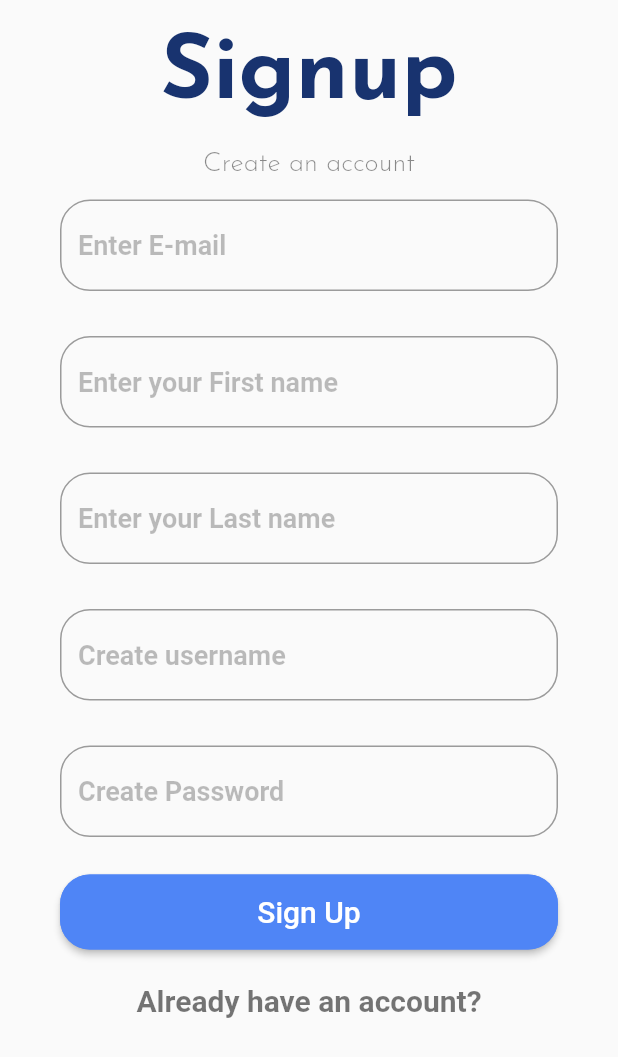
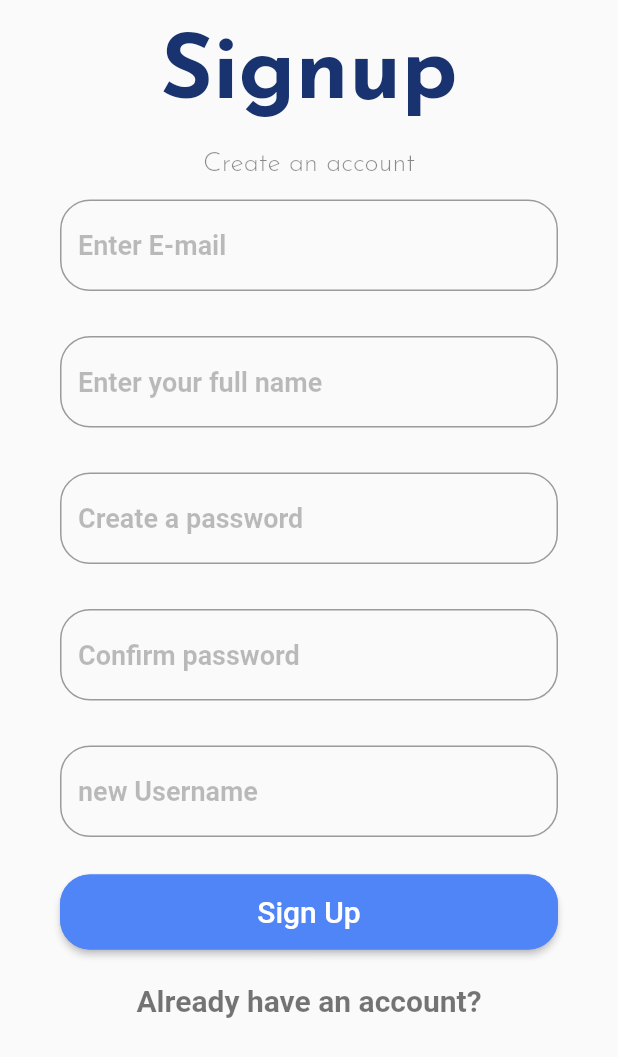
Before and after one commit to qamarbek0120/BlogBoss, a Flutter app: the RegistrationScreen screen opened by its route, on a phone screen of 412 x 824 dp. Shown: the top 1057 px of the screen. Run offline on Flutter 3.47's test engine with Material 2 defaults, Android fonts, the phone set to English and light mode, and no system bars; our stand-ins replace bootstrap_icons, font_awesome_flutter, google_fonts, google_nav_bar, rive and 1 more; missing offline and left inert: dart:ffi; accounts and stored records are empty; network calls fail.

Commit message:
I have added Rest API to Login and Sign up pages. user is able to log in but right now he cant sign up( still has some bug and problems)

```diff
--- /dev/null
+++ b/lib/components/new_user.dart
@@ -0,0 +1,22 @@
+class User {
+  String fullName;
+  String email;
+  String password;
+  String confirmPassword;
+  String newUsername;
+
+  User(
+      {required this.fullName,
+        required this.email,
+        required this.password,
+        required this.confirmPassword,
+        required this.newUsername});
+
+  Map<String, dynamic> toJson() => {
+    'full_name': fullName,
+    'email': email,
+    'password': password,
+    'confirmPassword': confirmPassword,
+    'username': newUsername
+  };
+}
--- /dev/null
+++ b/lib/components/user.dart
@@ -0,0 +1,18 @@
+class User {
+  String usernameOrEmail;
+  String password;
+
+  User({required this.usernameOrEmail, required this.password});
+
+  factory User.fromJson(Map<String, dynamic> json) {
+    return User(
+      usernameOrEmail: json['usernameOrEmail'],
+      password: json['password'],
+    );
+  }
+
+  Map<String, dynamic> toJson() => {
+    'usernameOrEmail': usernameOrEmail,
+    'password': password,
+  };
+}
--- a/lib/screens/components/registration_form.dart
+++ b/lib/screens/components/registration_form.dart
@@ -1,6 +1,7 @@
 import 'package:flutter/material.dart';
 import 'package:boss_blog/constants.dart';
 import 'package:boss_blog/screens/registration_screen.dart';
+import 'package:boss_blog/components/user.dart';
 
 class registration_form extends StatelessWidget {
   registration_form({required this.mainTitle, required this.reference});
@@ -31,14 +32,16 @@ class registration_form extends StatelessWidget {
 }
 
 class login_button extends StatelessWidget {
-  login_button({required this.input});
-  final String input;
+  login_button({this.input,this.control});
+  final String? input;
+  final TextEditingController? control;
 
   @override
   Widget build(BuildContext context) {
     return Padding(
       padding: const EdgeInsets.symmetric(vertical: 15.0, horizontal: 40),
       child: TextField(
+        controller: control,
         keyboardType: TextInputType.emailAddress,
         decoration: InputDecoration(
             hintText: input,
--- a/lib/screens/registration_screen.dart
+++ b/lib/screens/registration_screen.dart
@@ -4,11 +4,63 @@ import 'package:flutter/material.dart';
 import 'components/registration_form.dart';
 import 'package:boss_blog/components/rounded_button.dart';
 import 'package:boss_blog/constants.dart';
+// import 'package:boss_blog/components/user.dart';
+import 'package:http/http.dart' as http;
+import 'dart:convert';
+import 'package:boss_blog/components/new_user.dart';
 
-class RegistrationScreen extends StatelessWidget {
+class RegistrationScreen extends StatefulWidget {
   const RegistrationScreen({super.key});
   static String id = 'registration_screen';
 
+  @override
+  State<RegistrationScreen> createState() => _RegistrationScreenState();
+}
+
+class _RegistrationScreenState extends State<RegistrationScreen> {
+  final TextEditingController fullNameController = TextEditingController();
+  final TextEditingController emailController = TextEditingController();
+  final TextEditingController passwordController = TextEditingController();
+  final TextEditingController confirmPasswordController = TextEditingController();
+  final TextEditingController newUsernameController = TextEditingController();
+  Future<void> _signup() async {
+    final String apiUrl = 'https://api.bossblog.uz/api/v1/users/auth/signup';
+    final response = await http.post(Uri.parse(apiUrl),
+        body: json.encode(User(
+            fullName: fullNameController.text,
+            email: emailController.text,
+            password: passwordController.text,
+            confirmPassword: confirmPasswordController.text,
+            newUsername: newUsernameController.text)),
+        headers: {'Content-Type': 'application/json'});
+
+    if (response.statusCode == 200) {
+      // Signup successful, handle the response accordingly
+      Navigator.pushNamed(context, LoginScreen.id);
+      print('Signup successful');
+      Navigator.pushNamed(context, HomeScreen.id);
+    } else {
+      // Signup failed, handle the error
+      showDialog(
+          context: context,
+          builder: (BuildContext context){
+            return AlertDialog(
+              title: Text('Registration failed'),
+              content: Text('Some error occured. Please, try again'),
+              actions: <Widget>[
+                TextButton(
+                    onPressed: (){
+                      Navigator.of(context).pop();
+                    },
+                    child: Text('Ok')
+                )
+              ],
+            );
+          }
+      );
+      print('Signup failed');
+    }
+  }
   @override
   Widget build(BuildContext context) {
     return Scaffold(
@@ -31,16 +83,16 @@ class RegistrationScreen extends StatelessWidget {
                       Container(
                         child: Column(
                           children: <Widget>[
-                            login_button(input: "Enter E-mail"),
-                            login_button(input: 'Enter your First name'),
-                            login_button(input: 'Enter your Last name'),
-                            login_button(input: 'Create username'),
-                            login_button(input: 'Create Password'),
+                            login_button(input: "Enter E-mail", control: emailController,),
+                            login_button(input: 'Enter your full name', control: fullNameController,),
+                            login_button(input: 'Create a password', control: passwordController,),
+                            login_button(input: 'Confirm password', control: confirmPasswordController,),
+                            login_button(input: 'new Username', control: newUsernameController,),
                             Column(
                               children: [
                                 Padding(
                                   padding: const EdgeInsets.symmetric(vertical: 10, horizontal: 20.0),
-                                  child: RoundedButton(colorr: kPrimaryColor, title: 'Sign Up', onPressed: (){Navigator.pushNamed(context, HomeScreen.id);}, style: kFilledButtonStyle),
+                                  child: RoundedButton(colorr: kPrimaryColor, title: 'Sign Up', onPressed: (){_signup();}, style: kFilledButtonStyle),
                                 ),
                                 Column(
                                   children: <Widget>[
@@ -50,7 +102,7 @@ class RegistrationScreen extends StatelessWidget {
                                       children: <Widget>[
                                         TextButton(
                                             onPressed: (){
-                                              Navigator.pushNamed(context, LoginScreen.id);
+                                              _signup();
                                             },
                                             child: const Text(
                                               'Already have an account?',
@@ -80,6 +132,6 @@ class RegistrationScreen extends StatelessWidget {
           ),
         ),
       ),
-    );;
+    );
   }
 }
--- a/pubspec.yaml
+++ b/pubspec.yaml
@@ -44,6 +44,8 @@ dependencies:
   bootstrap_icons: ^1.11.0
   google_nav_bar: ^5.0.6
   rive: ^0.11.16
+  http: ^1.1.0
+  shared_preferences: ^2.2.2
 
 
 dev_dependencies:
```
Also changed, not shown: lib/screens/components/essentials.dart (+26 -4 lines), lib/screens/login_screen.dart (+51 -5 lines), pubspec.lock, 1 other file.
